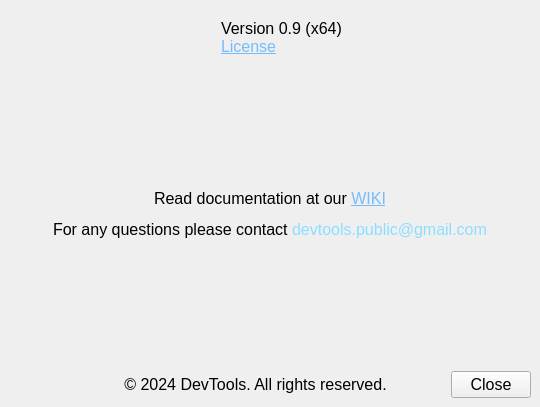
First picture: the form in gui/about_window.ui, repository DevToolsOrganization/matrix-data-visualization-DAVIS, before the edit.
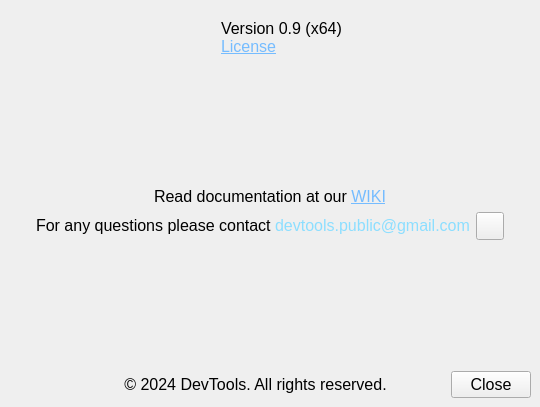
Second picture: the form after the edit. Icons and pictures are not drawn.

Commit message: copy button

```diff
--- a/gui/about_window.ui
+++ b/gui/about_window.ui
@@ -97,13 +97,83 @@
     <item>
      <widget class="QLabel" name="label_center">
       <property name="text">
-       <string>&lt;html&gt;&lt;head/&gt;&lt;body&gt;&lt;p align=&quot;center&quot;&gt;&lt;span style=&quot; font-size:12pt;&quot;&gt;Read documentation at our &lt;/span&gt;&lt;a href=&quot;https://github.com/DevToolsOrganization/matrix-data-visualization-DAVIS/wiki&quot;&gt;&lt;span style=&quot; font-size:12pt; text-decoration: underline; color:#75bcff;&quot;&gt;WIKI&lt;/span&gt;&lt;/a&gt;&lt;/p&gt;&lt;p align=&quot;center&quot;&gt;&lt;span style=&quot; font-size:12pt;&quot;&gt;For any questions please contact &lt;/span&gt;&lt;span style=&quot; font-size:12pt; color:#8cdeff;&quot;&gt;devtools.public@gmail.com&lt;/span&gt;&lt;/p&gt;&lt;/body&gt;&lt;/html&gt;</string>
+       <string>&lt;html&gt;&lt;head/&gt;&lt;body&gt;&lt;p align=&quot;center&quot;&gt;&lt;span style=&quot; font-size:12pt;&quot;&gt;Read documentation at our &lt;/span&gt;&lt;a href=&quot;https://github.com/DevToolsOrganization/matrix-data-visualization-DAVIS/wiki&quot;&gt;&lt;span style=&quot; font-size:12pt; text-decoration: underline; color:#75bcff;&quot;&gt;WIKI&lt;/span&gt;&lt;/a&gt;&lt;/p&gt;&lt;/body&gt;&lt;/html&gt;</string>
       </property>
       <property name="textInteractionFlags">
        <set>Qt::LinksAccessibleByMouse|Qt::TextSelectableByMouse</set>
       </property>
      </widget>
     </item>
+    <item>
+     <layout class="QHBoxLayout" name="horizontalLayout">
+      <item>
+       <spacer name="horizontalSpacer_4">
+        <property name="orientation">
+         <enum>Qt::Horizontal</enum>
+        </property>
+        <property name="sizeHint" stdset="0">
+         <size>
+          <width>40</width>
+          <height>20</height>
+         </size>
+        </property>
+       </spacer>
+      </item>
+      <item>
+       <widget class="QLabel" name="label_mail">
+        <property name="text">
+         <string>&lt;html&gt;&lt;head/&gt;&lt;body&gt;&lt;p align=&quot;center&quot;&gt;&lt;span style=&quot; font-size:12pt;&quot;&gt;For any questions please contact &lt;/span&gt;&lt;span style=&quot; font-size:12pt; color:#8cdeff;&quot;&gt;devtools.public@gmail.com&lt;/span&gt;&lt;/p&gt;&lt;/body&gt;&lt;/html&gt;</string>
+        </property>
+        <property name="textInteractionFlags">
+         <set>Qt::LinksAccessibleByMouse|Qt::TextSelectableByMouse</set>
+        </property>
+       </widget>
+      </item>
+      <item>
+       <widget class="QPushButton" name="pushButton_copyMail">
+        <property name="autoFillBackground">
+         <bool>false</bool>
+        </property>
+        <property name="styleSheet">
+         <string notr="true">#pushButton_copyMail {
+background-color: transparent;
+border-image: url(:/res/content_copy_200dp_969696_FILL0_wght300_GRAD0_opsz48.png);
+background: none;
+background-repeat: none;
+border-width: 0px;
+height: 20px;
+width: 20px;
+}
+#pushButton_copyMail:pressed
+{
+ border-image: url(:/res/check_200dp_969696_FILL0_wght300_GRAD0_opsz48.png);
+}
+#pushButton_copyMail:hover
+{
+ background-color: rgb(80, 80, 80);
+}
+</string>
+        </property>
+        <property name="text">
+         <string/>
+        </property>
+       </widget>
+      </item>
+      <item>
+       <spacer name="horizontalSpacer">
+        <property name="orientation">
+         <enum>Qt::Horizontal</enum>
+        </property>
+        <property name="sizeHint" stdset="0">
+         <size>
+          <width>40</width>
+          <height>20</height>
+         </size>
+        </property>
+       </spacer>
+      </item>
+     </layout>
+    </item>
     <item>
      <spacer name="verticalSpacer">
       <property name="orientation">
```
Left out of the diff: 2 changed lines with no effect on the pictures. The commit also changes 5 other files.
